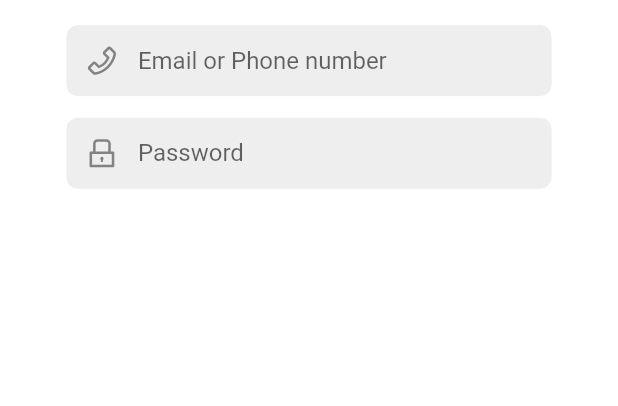
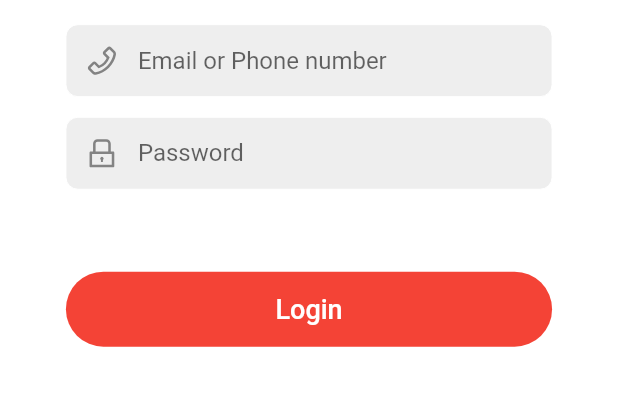
Before and after one commit to ko-htut/Flutter-Blood-Bank, a Flutter app: the LoginPage screen opened directly, on a phone screen of 412 x 824 dp, the part 272-678 px from its top. Run offline on Flutter 3.47's test engine with Material 2 defaults, Android fonts, the phone set to English and light mode, and no system bars; our stand-ins replace ant_icons, bubble_tab_indicator, cached_network_image, dio, extended_image, fluro and 4 more; missing offline and left inert: common_utils; accounts and stored records are empty; statements that could not run were skipped.

Commit message:
fix : error

```diff
--- a/lib/page/Auth/login_page.dart
+++ b/lib/page/Auth/login_page.dart
@@ -1,7 +1,14 @@
 import 'package:ant_icons/ant_icons.dart';
+import 'package:blood_donation/provider/admin_model.dart';
+import 'package:blood_donation/utils/utils.dart';
+import 'package:blood_donation/widget/common_button.dart';
 import 'package:blood_donation/widget/v_empty_view.dart';
 import 'package:flutter/material.dart';
 import 'package:flutter_screenutil/flutter_screenutil.dart';
+import 'package:provider/provider.dart';
+
+import '../../utils/navigator_util.dart';
+import '../../utils/net_utils.dart';
 
 class LoginPage extends StatefulWidget {
   @override
@@ -107,7 +114,7 @@ class __LoginWidgetState extends State<_LoginWidget> {
 
   @override
   Widget build(BuildContext context) {
-    // NetUtils();
+    NetUtils.init();
     return Theme(
       data: ThemeData(primaryColor: Colors.red),
       child: Column(
@@ -115,7 +122,6 @@ class __LoginWidgetState extends State<_LoginWidget> {
         mainAxisSize: MainAxisSize.min,
         children: <Widget>[
           VEmptyView(30),
-
           TextField(
             textInputAction: TextInputAction.next,
             controller: _phoneController,
@@ -131,34 +137,34 @@ class __LoginWidgetState extends State<_LoginWidget> {
             decoration: _getInputDec("Password", Icon(AntIcons.lock_outline)),
           ),
           VEmptyView(100),
-          // Consumer<UserModel>(
-          //   builder: (BuildContext context, UserModel value, Widget child) {
-          //     return CommonButton(
-          //       callback: () {
-          //         String email = _phoneController.text;
-          //         String pwd = _pwdController.text;
-          //         if (email.isEmpty || pwd.isEmpty) {
-          //           Utils.showToast(
-          //               'ကျေးဇူးပြု၍ သင်၏အကောင့်နံပါတ်သို့မဟုတ်လျှို့ဝှက်နံပါတ်ကိုရိုက်ထည့်ပါ');
-          //           return;
-          //         }
-          //         value
-          //             .login(
-          //           context,
-          //           email,
-          //           pwd,
-          //         )
-          //             .then((value) {
-          //           if (value != null) {
-          //             NavigatorUtil.goMainPage(context);
-          //           }
-          //         });
-          //       },
-          //       content: 'Login',
-          //       width: double.infinity,
-          //     );
-          //   },
-          // )
+          Consumer<AdminModel>(
+            builder: (BuildContext context, AdminModel value, Widget child) {
+              return CommonButton(
+                callback: () {
+                  String email = _phoneController.text;
+                  String pwd = _pwdController.text;
+                  if (email.isEmpty || pwd.isEmpty) {
+                    Utils.showToast(
+                        'ကျေးဇူးပြု၍ သင်၏အကောင့်နံပါတ်သို့မဟုတ်လျှို့ဝှက်နံပါတ်ကိုရိုက်ထည့်ပါ');
+                    return;
+                  }
+                  value
+                      .login(
+                    context,
+                    email,
+                    pwd,
+                  )
+                      .then((value) {
+                    if (value != null) {
+                      NavigatorUtil.goHomePage(context);
+                    }
+                  });
+                },
+                content: 'Login',
+                width: double.infinity,
+              );
+            },
+          )
         ],
       ),
     );
--- /dev/null
+++ b/lib/widget/common_button.dart
@@ -0,0 +1,35 @@
+import 'package:flutter/material.dart';
+
+class CommonButton extends StatelessWidget {
+  final VoidCallback callback;
+  final String content;
+  final double width;
+  final double height;
+  final double fontSize;
+
+  CommonButton({
+    @required this.callback,
+    @required this.content,
+    this.width = 250,
+    this.height = 50,
+    this.fontSize = 18,
+  });
+
+  @override
+  Widget build(BuildContext context) {
+    return Container(
+      width: width,
+      height: height,
+      child: RaisedButton(
+        elevation: 0,
+        onPressed: callback,
+        color: Colors.red,
+        shape: RoundedRectangleBorder(borderRadius: BorderRadius.all(Radius.circular(height / 2))),
+        child: Text(
+          content,
+          style: TextStyle(color: Colors.white, fontSize: fontSize),
+        ),
+      ),
+    );
+  }
+}
```
Also changed, not shown: lib/page/splashscreen.dart (+16 -3 lines).
